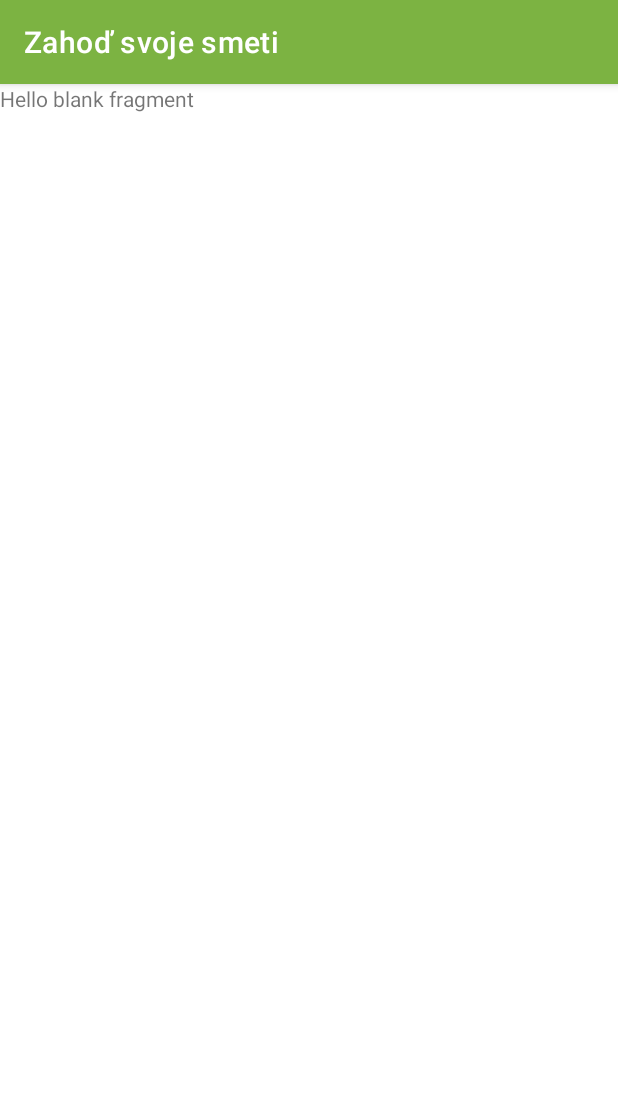
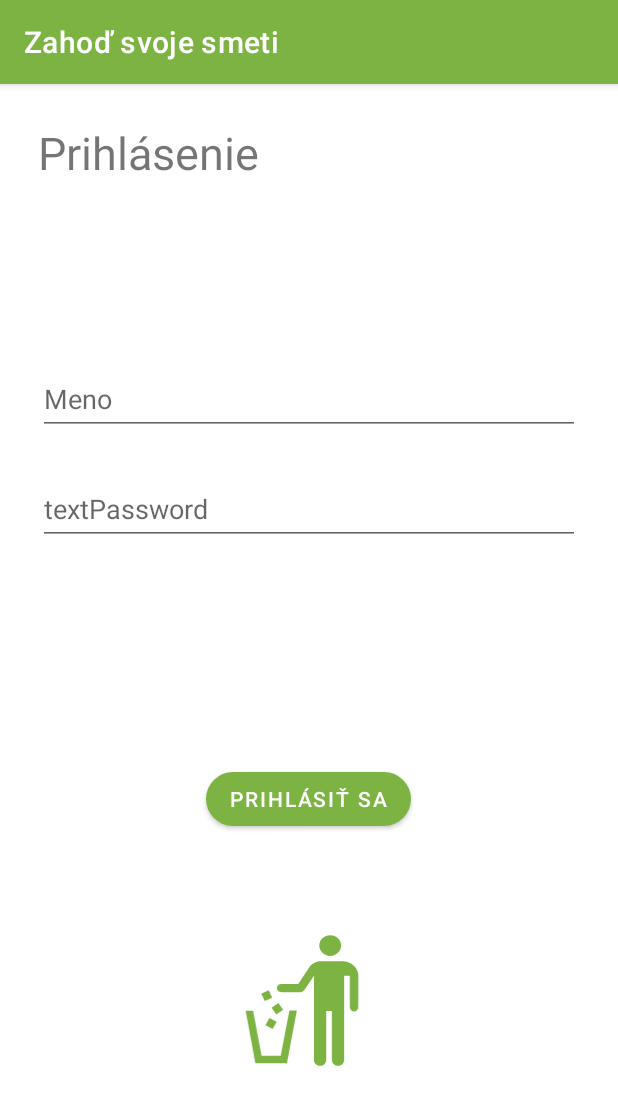
Before and after one commit to AlzbetaFekiacova/bp, an Android app: the LoginFragment screen opened through its navigation route, on a phone screen of 412 x 824 dp. Shown: the top 1105 px of the screen. Run offline under Robolectric (Android 15) with nearby library versions, the phone set to English and light mode, and no system bars; libraries missing offline, so code that uses them is left out: com.mapbox.geojson, com.mapbox.maps; 4 statements that could not run were skipped.

Commit message:
log in
log in fragment xml added
create toast messages after clicking on items

```diff
--- a/app/src/main/java/sk/mpage/myapplication/MapFragment.kt
+++ b/app/src/main/java/sk/mpage/myapplication/MapFragment.kt
@@ -28,6 +28,7 @@ import android.R.menu
 import android.annotation.SuppressLint
 
 import androidx.appcompat.view.menu.MenuBuilder
+import com.mapbox.maps.extension.style.expressions.dsl.generated.switchCase
 
 const val REQUEST_CODE = 101
 
@@ -182,7 +183,32 @@ class MapFragment : Fragment(), View.OnClickListener {
     }
 
     override fun onOptionsItemSelected(item: MenuItem): Boolean {
-        Toast.makeText(context, "Item clicked", Toast.LENGTH_SHORT).show()
+        //Toast.makeText(context, "Item clicked", Toast.LENGTH_SHORT).show()
+        when (item.itemId){
+            R.id.itemClothes -> {
+                Toast.makeText(context, "Clicked on clothes", Toast.LENGTH_LONG).show()
+            }
+            R.id.itemBackingUp -> {
+                Toast.makeText(context, "Clicked on back up", Toast.LENGTH_LONG).show()
+            }
+            R.id.itemLogIn -> {
+                Toast.makeText(context, "Clicked on log in", Toast.LENGTH_LONG).show()
+            }
+            R.id.itemRegister -> {
+                Toast.makeText(context, "Clicked on register", Toast.LENGTH_LONG).show()
+            }
+            R.id.itemAppInfo -> {
+                Toast.makeText(context, "Clicked on app info", Toast.LENGTH_LONG).show()
+            }
+            R.id.itemRecycleInfo -> {
+                Toast.makeText(context, "Clicked on recycle info", Toast.LENGTH_LONG).show()
+            }
+            else -> {
+                Toast.makeText(context, "Clicked on antoher item", Toast.LENGTH_LONG).show()
+
+            }
+
+        }
         return super.onOptionsItemSelected(item)
     }
 }
--- /dev/null
+++ b/app/src/main/res/drawable/ic_trash_310219.xml
@@ -0,0 +1,24 @@
+<vector xmlns:android="http://schemas.android.com/apk/res/android"
+    android:width="793.7dp"
+    android:height="1122.5dp"
+    android:viewportWidth="793.7"
+    android:viewportHeight="1122.5">
+  <path
+      android:pathData="m492.76,366.81c26.72,0 48.37,-20.53 48.37,-45.93 0,-25.33 -21.65,-46 -48.37,-46 -26.73,0 -48.3,20.67 -48.3,46 0,25.4 21.57,45.93 48.3,45.93"
+      android:fillColor="#2b2b28"/>
+  <path
+      android:pathData="m301.57,840.55l43.71,-232.45h-32.85l-38.35,199.95h-84.56l-37.51,-199.81h-32.85l42.94,232.31h139.47z"
+      android:fillColor="#2b2b28"/>
+  <path
+      android:pathData="m351.46,490.98h-72.8c-28.81,0 -28.81,36.05 0,36.05l83.17,-0.14c6.19,0 12.6,-3.13 17.4,-10.44l41.83,-62.71 -0.07,372.34c0,14.27 12.04,25.82 27.07,25.82 14.96,0 27.14,-11.55 27.14,-25.82v-215.96h24.99v215.96c0,14.27 12.18,25.82 27.07,25.82 15.03,0 27.14,-11.55 27.14,-25.82l0.07,-372.34h24.92v137.31c0,27.63 37.86,27.63 37.79,0v-140.1c0,-30.48 -31.81,-60.55 -69.39,-60.55h-96.18c-21.71,0 -40.64,10.65 -51.64,26.8l-48.51,73.77z"
+      android:fillColor="#2b2b28"/>
+  <path
+      android:pathData="m238.7,689.64l17.28,-32.11 -32.16,-17.19 -17.21,32.09 32.09,17.21z"
+      android:fillColor="#2b2b28"/>
+  <path
+      android:pathData="m236.44,550.86l-15.3,-32.99 -32.97,15.24 15.24,32.97 33.03,-15.21z"
+      android:fillColor="#2b2b28"/>
+  <path
+      android:pathData="m284.68,604.29l-21.09,-29.75 -29.69,21.17 21.1,29.68 29.68,-21.1z"
+      android:fillColor="#2b2b28"/>
+</vector>
--- a/app/src/main/res/layout/fragment_login.xml
+++ b/app/src/main/res/layout/fragment_login.xml
@@ -1,14 +1,67 @@
 <?xml version="1.0" encoding="utf-8"?>
-<FrameLayout xmlns:android="http://schemas.android.com/apk/res/android"
+<RelativeLayout xmlns:android="http://schemas.android.com/apk/res/android"
+    xmlns:app="http://schemas.android.com/apk/res-auto"
     xmlns:tools="http://schemas.android.com/tools"
     android:layout_width="match_parent"
     android:layout_height="match_parent"
     tools:context=".LoginFragment">
 
-    <!-- TODO: Update blank fragment layout -->
+
     <TextView
+        android:id="@+id/txtViewLogInTitle"
+        android:layout_width="wrap_content"
+        android:layout_height="wrap_content"
+        android:text="@string/title_log_in"
+        android:layout_marginStart="25dp"
+        android:layout_marginBottom="120dp"
+        android:layout_marginTop="25dp"
+        android:textSize="30sp"
+        />
+
+    <EditText
+        android:id="@+id/editTxtNameLogIn"
         android:layout_width="match_parent"
-        android:layout_height="match_parent"
-        android:text="@string/hello_blank_fragment" />
+        android:layout_height="wrap_content"
+        android:layout_below="@+id/txtViewLogInTitle"
+        android:layout_marginStart="25dp"
+        android:layout_marginEnd="25dp"
+        android:hint="@string/name"
+        android:inputType="textPersonName"
+        android:minHeight="48dp" />
 
-</FrameLayout>
+    <EditText
+        android:id="@+id/editTxtPasswordLogIn"
+        android:layout_width="match_parent"
+        android:layout_height="wrap_content"
+        android:layout_below="@+id/editTxtNameLogIn"
+        android:layout_marginStart="25dp"
+        android:layout_marginTop="25dp"
+        android:layout_marginEnd="25dp"
+        android:layout_marginBottom="25dp"
+        android:hint="@string/password"
+        android:minHeight="48dp" />
+
+    <com.google.android.material.button.MaterialButton
+        android:id="@+id/button"
+        android:layout_width="wrap_content"
+        android:layout_height="wrap_content"
+        android:text="@string/log_in_txt"
+        android:layout_below="@id/editTxtPasswordLogIn"
+        android:layout_marginTop="120dp"
+        android:layout_centerInParent="true"
+        app:cornerRadius="30dp"/>
+
+
+    <ImageView
+        android:id="@+id/imageView2"
+        android:layout_width="146dp"
+        android:layout_height="169dp"
+        android:src="@drawable/ic_trash_310219"
+        tools:layout_editor_absoluteX="123dp"
+        tools:layout_editor_absoluteY="523dp"
+        android:layout_below="@id/button"
+        android:layout_marginTop="25dp"
+        android:layout_centerInParent="true"
+        app:tint="@color/mild_green" />
+
+</RelativeLayout>
--- a/app/src/main/res/menu/main_menu.xml
+++ b/app/src/main/res/menu/main_menu.xml
@@ -55,16 +55,16 @@
         android:icon="@drawable/ic_cans_or_bottles"
 />
 
-    <item android:id="@+id/logIn"
+    <item android:id="@+id/itemLogIn"
         android:title="@string/logIn"
         android:icon="@drawable/ic_baseline_login_24"/>
-    <item android:id="@+id/register"
+    <item android:id="@+id/itemRegister"
         android:title="@string/register"
         android:icon="@drawable/ic_baseline_app_registration_24"/>
-    <item android:id="@+id/showAppInfo"
+    <item android:id="@+id/itemAppInfo"
         android:title="@string/appInfo"
         android:icon="@drawable/ic_baseline_info_24"/>
-    <item android:id="@+id/showRecycleInfo"
+    <item android:id="@+id/itemRecycleInfo"
         android:title="@string/recycleInfo"
         android:icon="@drawable/ic_baseline_how_to_vote_24"/>
 
--- a/app/src/main/res/values/strings.xml
+++ b/app/src/main/res/values/strings.xml
@@ -18,4 +18,8 @@
     <string name="register">Registrovať sa</string>
     <string name="appInfo">Informácie o aplikácií</string>
     <string name="recycleInfo">Informácie o triedení</string>
+    <string name="title_log_in">Prihlásenie</string>
+    <string name="name">Meno</string>
+    <string name="log_in_txt">Prihlásiť sa</string>
+    <string name="password">textPassword</string>
 </resources>
```
